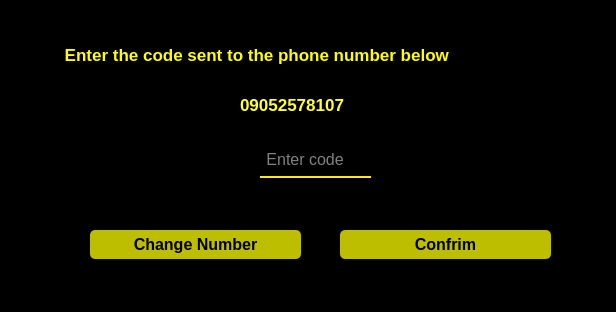
Above: untitled/verification.ui from MohamadKhavaran/M2-Massenger before the change. Below: the same form after it.
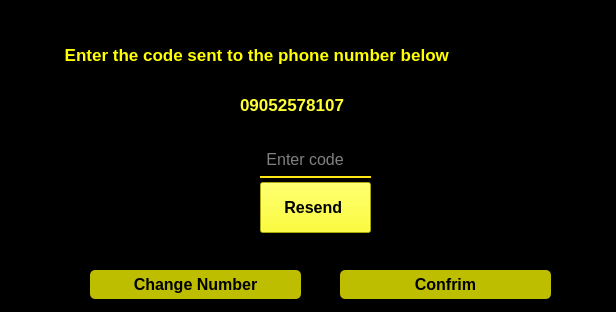
That is the form after the change. Icons and pictures are not drawn.

Diff of the .ui file:
```diff
--- a/untitled/verification.ui
+++ b/untitled/verification.ui
@@ -93,7 +93,7 @@
    <property name="geometry">
     <rect>
      <x>90</x>
-     <y>230</y>
+     <y>270</y>
      <width>211</width>
      <height>29</height>
     </rect>
@@ -130,7 +130,7 @@
    <property name="geometry">
     <rect>
      <x>340</x>
-     <y>230</y>
+     <y>270</y>
      <width>211</width>
      <height>29</height>
     </rect>
@@ -179,6 +179,51 @@
     <string/>
    </property>
   </widget>
+  <widget class="QLineEdit" name="clock">
+   <property name="geometry">
+    <rect>
+     <x>275</x>
+     <y>190</y>
+     <width>81</width>
+     <height>41</height>
+    </rect>
+   </property>
+   <property name="font">
+    <font>
+     <pointsize>10</pointsize>
+    </font>
+   </property>
+   <property name="text">
+    <string/>
+   </property>
+  </widget>
+  <widget class="QPushButton" name="pushButton_3">
+   <property name="geometry">
+    <rect>
+     <x>260</x>
+     <y>182</y>
+     <width>111</width>
+     <height>51</height>
+    </rect>
+   </property>
+   <property name="font">
+    <font>
+     <pointsize>12</pointsize>
+     <bold>true</bold>
+    </font>
+   </property>
+   <property name="cursor">
+    <cursorShape>ArrowCursor</cursorShape>
+   </property>
+   <property name="styleSheet">
+    <string notr="true">color: rgb(0, 0, 0);
+	background-color:rgba(255, 255, 0, 190);
+</string>
+   </property>
+   <property name="text">
+    <string>Resend </string>
+   </property>
+  </widget>
  </widget>
  <resources/>
  <connections/>
```
Left out of the diff: 3 changed lines with no effect on the pictures.
